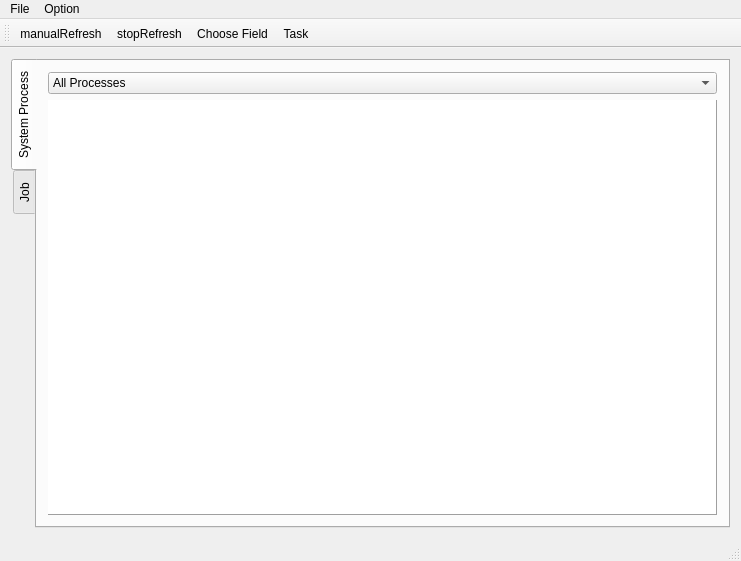
First picture: the form in qjdprocessmainwindow.ui, repository xtfllbl/qjdprocess, before the edit.
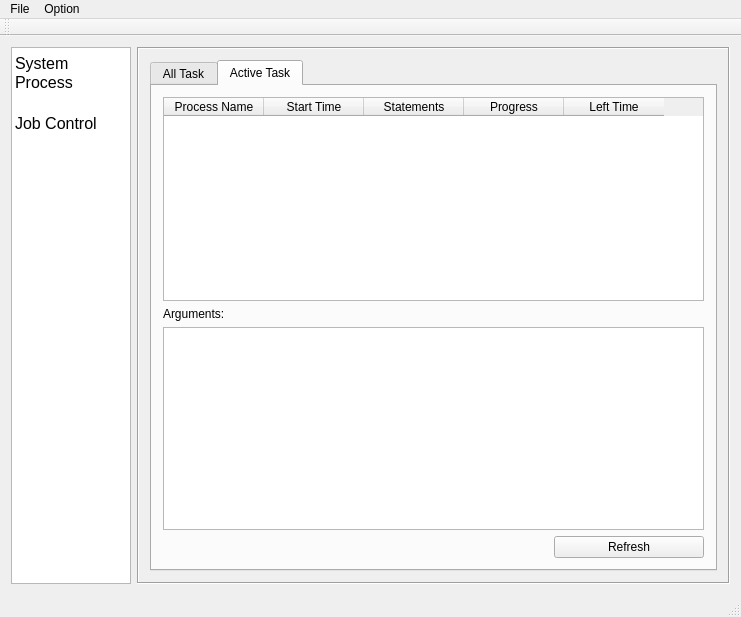
Second picture: the form after the edit. The open tabs and pages were chosen to show the change. Icons and pictures are not drawn.

Commit message: 初步转变界面

```diff
--- a/qjdprocessmainwindow.ui
+++ b/qjdprocessmainwindow.ui
@@ -7,7 +7,7 @@
     <x>0</x>
     <y>0</y>
     <width>741</width>
-    <height>561</height>
+    <height>617</height>
    </rect>
   </property>
   <property name="focusPolicy">
@@ -17,54 +17,39 @@
    <string>qjdProcessMainWindow</string>
   </property>
   <widget class="QWidget" name="centralWidget">
-   <layout class="QGridLayout" name="gridLayout_2">
+   <layout class="QGridLayout" name="gridLayout_7">
+    <item row="0" column="1">
+     <widget class="QStackedWidget" name="stackedWidget">
+      <property name="frameShape">
+       <enum>QFrame::Box</enum>
+      </property>
+      <property name="frameShadow">
+       <enum>QFrame::Sunken</enum>
+      </property>
+      <property name="lineWidth">
+       <number>1</number>
+      </property>
+      <property name="currentIndex">
+       <number>1</number>
+      </property>
+      <widget class="QWidget" name="pageSys">
+       <layout class="QGridLayout" name="gridLayout_6">
     <item row="0" column="0">
-     <widget class="QTabWidget" name="tabWidgetMain">
-      <property name="tabPosition">
-       <enum>QTabWidget::West</enum>
-      </property>
+         <layout class="QGridLayout" name="gridLayout_3">
+          <item row="1" column="0">
+           <widget class="QTabWidget" name="tabWidgetSysProcess">
       <property name="currentIndex">
-       <number>1</number>
-      </property>
-      <widget class="QWidget" name="tabSysProcess">
+             <number>0</number>
+            </property>
+            <property name="tabsClosable">
+             <bool>false</bool>
+            </property>
+            <widget class="QWidget" name="tabTblMain">
        <attribute name="title">
-        <string>System Process</string>
+              <string>Sys Process</string>
        </attribute>
        <layout class="QGridLayout" name="gridLayout">
         <item row="0" column="0">
-         <layout class="QVBoxLayout" name="verticalLayout">
-          <item>
-           <widget class="QComboBox" name="comboProcess">
-            <property name="minimumSize">
-             <size>
-              <width>150</width>
-              <height>0</height>
-             </size>
-            </property>
-            <property name="focusPolicy">
-             <enum>Qt::NoFocus</enum>
-            </property>
-            <property name="toolTip">
-             <string>Choose Processes</string>
-            </property>
-            <item>
-             <property name="text">
-              <string>All Processes</string>
-             </property>
-            </item>
-            <item>
-             <property name="text">
-              <string>Non-root Processes</string>
-             </property>
-            </item>
-            <item>
-             <property name="text">
-              <string>Running Processes</string>
-             </property>
-            </item>
-           </widget>
-          </item>
-          <item>
            <widget class="QTableView" name="tblMain">
             <property name="minimumSize">
              <size>
@@ -267,13 +252,68 @@
            </widget>
           </item>
          </layout>
-        </item>
-       </layout>
+            </widget>
+           </widget>
+          </item>
+          <item row="0" column="0">
+           <layout class="QHBoxLayout" name="horizontalLayout_2">
+            <item>
+             <widget class="QComboBox" name="comboProcess">
+              <property name="sizePolicy">
+               <sizepolicy hsizetype="Expanding" vsizetype="Fixed">
+                <horstretch>0</horstretch>
+                <verstretch>0</verstretch>
+               </sizepolicy>
+              </property>
+              <property name="minimumSize">
+               <size>
+                <width>300</width>
+                <height>0</height>
+               </size>
+              </property>
+              <property name="focusPolicy">
+               <enum>Qt::NoFocus</enum>
+              </property>
+              <property name="toolTip">
+               <string>Choose Processes</string>
+              </property>
+              <item>
+               <property name="text">
+                <string>All Processes</string>
+               </property>
+              </item>
+              <item>
+               <property name="text">
+                <string>Non-root Processes</string>
+               </property>
+              </item>
+              <item>
+               <property name="text">
+                <string>Running Processes</string>
+               </property>
+              </item>
+             </widget>
+            </item>
+            <item>
+             <widget class="QPushButton" name="btnChooseField">
+              <property name="minimumSize">
+               <size>
+                <width>200</width>
+                <height>0</height>
+               </size>
+              </property>
+              <property name="text">
+               <string>Choose Field</string>
+              </property>
+             </widget>
+            </item>
+           </layout>
+          </item>
+         </layout>
+        </item>
+       </layout>
       </widget>
-      <widget class="QWidget" name="tabJob">
-       <attribute name="title">
-        <string>Job</string>
-       </attribute>
+      <widget class="QWidget" name="pageJob">
        <layout class="QGridLayout" name="gridLayout_5">
         <item row="0" column="0">
          <widget class="QTabWidget" name="tabWidgetJob">
@@ -290,8 +330,8 @@
            <attribute name="title">
             <string>All Task</string>
            </attribute>
-           <layout class="QGridLayout" name="gridLayout_3">
-            <item row="0" column="0">
+           <layout class="QGridLayout" name="gridLayout_2">
+            <item row="0" column="0" colspan="3">
              <widget class="QTableWidget" name="historyTable">
               <property name="editTriggers">
                <set>QAbstractItemView::NoEditTriggers</set>
@@ -349,6 +389,36 @@
               </property>
              </widget>
             </item>
+            <item row="3" column="0">
+             <spacer name="horizontalSpacer">
+              <property name="orientation">
+               <enum>Qt::Horizontal</enum>
+              </property>
+              <property name="sizeHint" stdset="0">
+               <size>
+                <width>40</width>
+                <height>20</height>
+               </size>
+              </property>
+             </spacer>
+            </item>
+            <item row="3" column="1">
+             <widget class="QPushButton" name="btnRestart">
+              <property name="minimumSize">
+               <size>
+                <width>150</width>
+                <height>0</height>
+               </size>
+              </property>
+              <property name="text">
+               <string>Restart</string>
+              </property>
+              <property name="icon">
+               <iconset>
+                <normaloff>../../soft/pretty/iRaveH20 3 Lights Edition/48x48/actions/revert.png</normaloff>../../soft/pretty/iRaveH20 3 Lights Edition/48x48/actions/revert.png</iconset>
+              </property>
+             </widget>
+            </item>
            </layout>
           </widget>
           <widget class="QWidget" name="tabActiveTask">
@@ -356,8 +426,13 @@
             <string>Active Task</string>
            </attribute>
            <layout class="QGridLayout" name="gridLayout_4">
-            <item row="0" column="0">
+            <item row="0" column="0" colspan="2">
              <widget class="QTableWidget" name="activeTable">
+              <property name="styleSheet">
+               <string notr="true">gridline-color: rgb(200, 200, 200);
+selection-color: rgb(255, 255, 255);
+selection-background-color: qlineargradient(spread:pad, x1:1, y1:0, x2:0.623398, y2:0.983, stop:0 rgba(80, 170, 255, 255), stop:1 rgba(85, 85, 255, 255));</string>
+              </property>
               <property name="editTriggers">
                <set>QAbstractItemView::NoEditTriggers</set>
               </property>
@@ -404,10 +479,44 @@
               </property>
              </widget>
             </item>
-            <item row="2" column="0">
+            <item row="2" column="0" colspan="2">
              <widget class="QTextBrowser" name="activeArguBrowser"/>
             </item>
-           </layout>
+            <item row="3" column="1">
+             <layout class="QHBoxLayout" name="horizontalLayout">
+              <item>
+               <spacer name="horizontalSpacer_2">
+                <property name="orientation">
+                 <enum>Qt::Horizontal</enum>
+                </property>
+                <property name="sizeHint" stdset="0">
+                 <size>
+                  <width>88</width>
+                  <height>20</height>
+                 </size>
+                </property>
+               </spacer>
+              </item>
+              <item>
+               <widget class="QPushButton" name="btnRefresh">
+                <property name="minimumSize">
+                 <size>
+                  <width>150</width>
+                  <height>0</height>
+                 </size>
+                </property>
+                <property name="text">
+                 <string>Refresh</string>
+                </property>
+                <property name="icon">
+                 <iconset>
+                  <normaloff>../../soft/pretty/iRaveH20 3 Lights Edition/48x48/actions/gtk-refresh.png</normaloff>../../soft/pretty/iRaveH20 3 Lights Edition/48x48/actions/gtk-refresh.png</iconset>
+                </property>
+               </widget>
+              </item>
+             </layout>
+            </item>
+           </layout>
           </widget>
          </widget>
         </item>
@@ -415,6 +524,113 @@
       </widget>
      </widget>
     </item>
+    <item row="0" column="0">
+     <widget class="QTableWidget" name="tableChoose">
+      <property name="maximumSize">
+       <size>
+        <width>120</width>
+        <height>16777215</height>
+       </size>
+      </property>
+      <property name="font">
+       <font>
+        <pointsize>12</pointsize>
+       </font>
+      </property>
+      <property name="selectionMode">
+       <enum>QAbstractItemView::SingleSelection</enum>
+      </property>
+      <property name="iconSize">
+       <size>
+        <width>32</width>
+        <height>32</height>
+       </size>
+      </property>
+      <property name="showGrid">
+       <bool>false</bool>
+      </property>
+      <attribute name="horizontalHeaderVisible">
+       <bool>false</bool>
+      </attribute>
+      <attribute name="horizontalHeaderDefaultSectionSize">
+       <number>120</number>
+      </attribute>
+      <attribute name="horizontalHeaderHighlightSections">
+       <bool>false</bool>
+      </attribute>
+      <attribute name="verticalHeaderVisible">
+       <bool>false</bool>
+      </attribute>
+      <attribute name="verticalHeaderDefaultSectionSize">
+       <number>50</number>
+      </attribute>
+      <attribute name="verticalHeaderHighlightSections">
+       <bool>false</bool>
+      </attribute>
+      <attribute name="verticalHeaderVisible">
+       <bool>false</bool>
+      </attribute>
+      <attribute name="verticalHeaderDefaultSectionSize">
+       <number>50</number>
+      </attribute>
+      <attribute name="horizontalHeaderVisible">
+       <bool>false</bool>
+      </attribute>
+      <attribute name="horizontalHeaderHighlightSections">
+       <bool>false</bool>
+      </attribute>
+      <attribute name="verticalHeaderHighlightSections">
+       <bool>false</bool>
+      </attribute>
+      <attribute name="horizontalHeaderDefaultSectionSize">
+       <number>120</number>
+      </attribute>
+      <row>
+       <property name="text">
+        <string>新建行</string>
+       </property>
+      </row>
+      <row>
+       <property name="text">
+        <string>新建行</string>
+       </property>
+      </row>
+      <column>
+       <property name="text">
+        <string>新建列</string>
+       </property>
+      </column>
+      <item row="0" column="0">
+       <property name="text">
+        <string>System Process</string>
+       </property>
+       <property name="font">
+        <font>
+         <pointsize>12</pointsize>
+        </font>
+       </property>
+       <property name="icon">
+        <iconset>
+         <normaloff>../../soft/pretty/iRaveH20 3 Lights Edition/48x48/actions/document-page-setup.png</normaloff>../../soft/pretty/iRaveH20 3 Lights Edition/48x48/actions/document-page-setup.png</iconset>
+       </property>
+       <property name="flags">
+        <set>ItemIsSelectable|ItemIsEnabled</set>
+       </property>
+      </item>
+      <item row="1" column="0">
+       <property name="text">
+        <string>Job Control</string>
+       </property>
+       <property name="icon">
+        <iconset>
+         <normaloff>../../soft/pretty/iRaveH20 3 Lights Edition/48x48/apps/evolution-calendar.png</normaloff>../../soft/pretty/iRaveH20 3 Lights Edition/48x48/apps/evolution-calendar.png</iconset>
+       </property>
+       <property name="flags">
+        <set>ItemIsSelectable|ItemIsEnabled</set>
+       </property>
+      </item>
+     </widget>
+    </item>
    </layout>
   </widget>
   <widget class="QMenuBar" name="menuBar">
@@ -453,10 +669,6 @@
    <attribute name="toolBarBreak">
     <bool>false</bool>
    </attribute>
-   <addaction name="actionManualRefresh"/>
-   <addaction name="actionStopRefresh"/>
-   <addaction name="actionChoose_Field"/>
-   <addaction name="actionTask"/>
   </widget>
   <widget class="QStatusBar" name="statusBar"/>
   <action name="actionExit">
@@ -472,56 +684,7 @@
     <bool>true</bool>
    </property>
    <property name="text">
-    <string>Choose Field</string>
-   </property>
-   <property name="shortcut">
-    <string>F1</string>
-   </property>
-   <property name="menuRole">
-    <enum>QAction::TextHeuristicRole</enum>
-   </property>
-  </action>
-  <action name="actionManualRefresh">
-   <property name="icon">
-    <iconset>
-     <normaloff>images/Nafis_Iftekhar_1223866525_3-PNG-Symbol-Refresh.png-256x256.png</normaloff>images/Nafis_Iftekhar_1223866525_3-PNG-Symbol-Refresh.png-256x256.png</iconset>
-   </property>
-   <property name="text">
-    <string>manualRefresh</string>
-   </property>
-   <property name="toolTip">
-    <string>Refresh the data by your choice.</string>
-   </property>
-   <property name="shortcut">
-    <string>F5</string>
-   </property>
-  </action>
-  <action name="actionStopRefresh">
-   <property name="checkable">
-    <bool>true</bool>
-   </property>
-   <property name="icon">
-    <iconset>
-     <activeoff>images/CuteBall-Favorites023.png</activeoff>
-     <activeon>images/CuteBall-Favorites015.png</activeon>
-    </iconset>
-   </property>
-   <property name="text">
-    <string>stopRefresh</string>
-   </property>
-   <property name="toolTip">
-    <string>Stop/Start Auto Refresh</string>
-   </property>
-   <property name="shortcut">
-    <string>F2</string>
-   </property>
-  </action>
-  <action name="actionTask">
-   <property name="text">
-    <string>Task</string>
-   </property>
-   <property name="toolTip">
-    <string>Start the task control</string>
+    <string>Start Process</string>
    </property>
   </action>
  </widget>
```
Left out of the diff: 27 changed lines with no effect on the pictures. Lines whose indentation alone changed are shown as unchanged. The commit also changes 6 other files.
